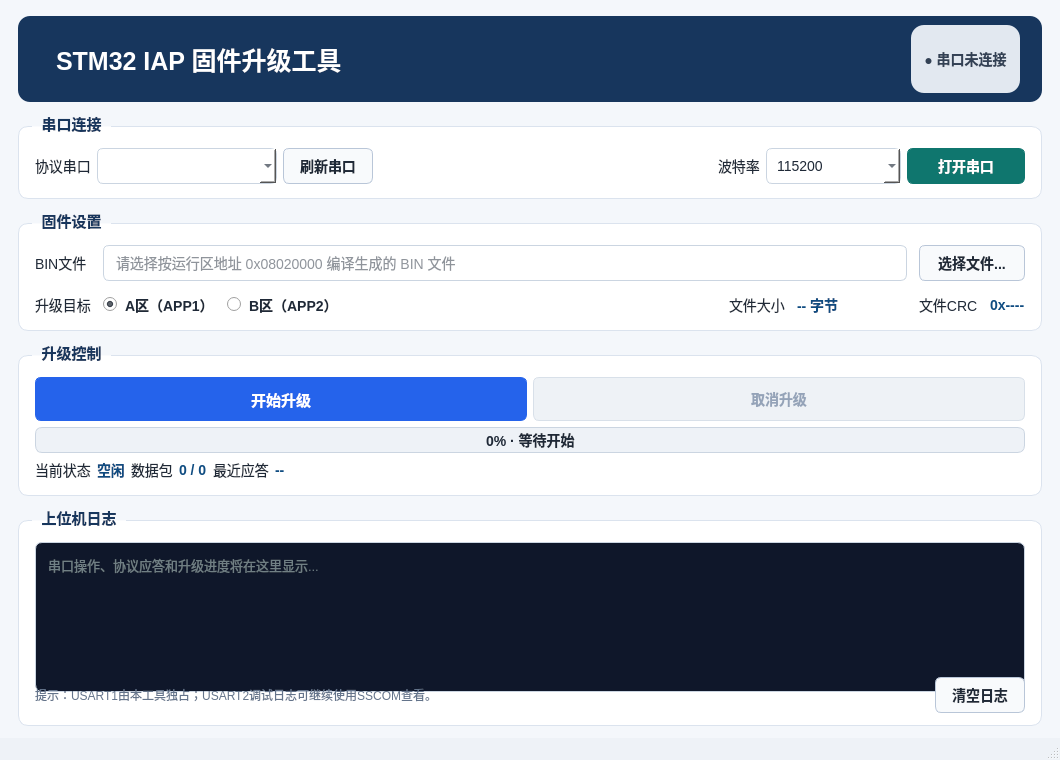
First picture: the form in PC_IAP/mainwindow.ui, repository Secret-G/STM32-IAP-Bootloader, before the edit.
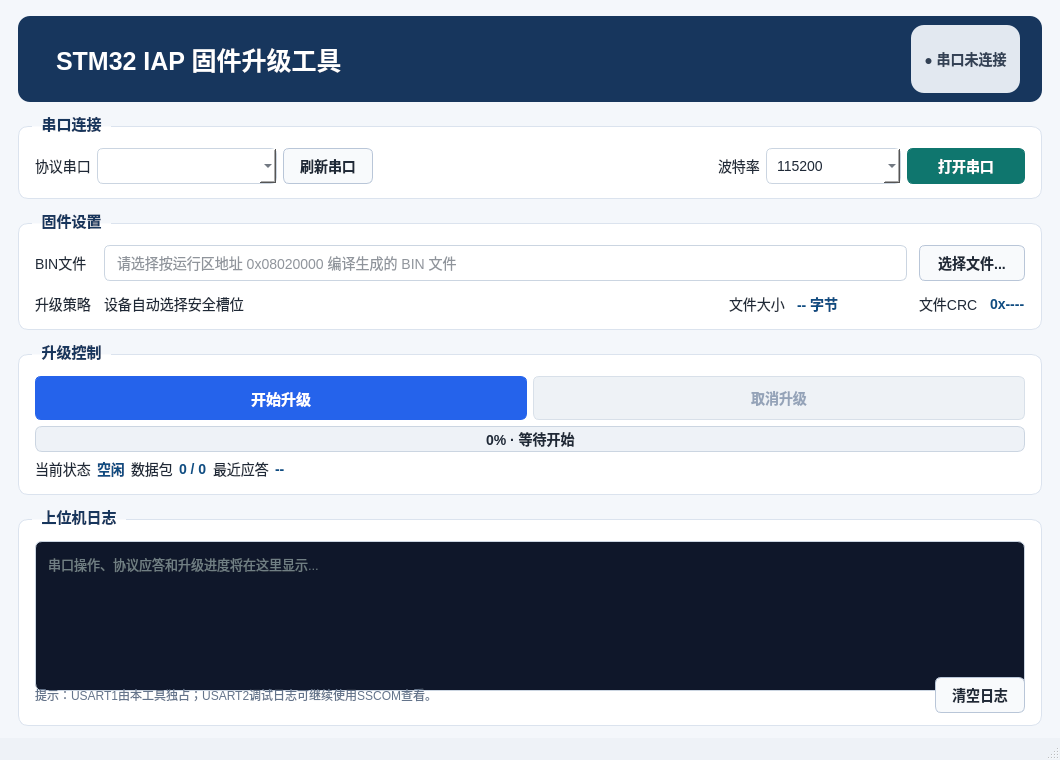
Second picture: the form after the edit.

Commit message: 实现自动槽位选择与升级后自动复位

Patch:
```diff
--- a/PC_IAP/mainwindow.ui
+++ b/PC_IAP/mainwindow.ui
@@ -343,14 +343,7 @@
        <property name="spacing">
         <number>12</number>
        </property>
-       <item row="0" column="0">
-        <widget class="QLabel" name="labelBinFile">
-         <property name="text">
-          <string>BIN文件</string>
-         </property>
-        </widget>
-       </item>
-       <item row="0" column="1" colspan="5">
+       <item row="0" column="1" colspan="4">
         <widget class="QLineEdit" name="lineEditBinPath">
          <property name="readOnly">
           <bool>true</bool>
@@ -360,44 +353,27 @@
          </property>
         </widget>
        </item>
-       <item row="0" column="6">
-        <widget class="QPushButton" name="pushButtonBrowseBin">
+       <item row="1" column="4">
+        <widget class="QLabel" name="labelFileSizeValue">
+         <property name="minimumSize">
+          <size>
+           <width>110</width>
+           <height>0</height>
+          </size>
+         </property>
          <property name="text">
-          <string>选择文件...</string>
+          <string>-- 字节</string>
          </property>
         </widget>
        </item>
        <item row="1" column="0">
         <widget class="QLabel" name="labelTarget">
          <property name="text">
-          <string>升级目标</string>
+          <string>升级策略</string>
          </property>
         </widget>
        </item>
-       <item row="1" column="1">
-        <widget class="QRadioButton" name="radioButtonTargetA">
-         <property name="text">
-          <string>A区（APP1）</string>
-         </property>
-         <property name="checked">
-          <bool>true</bool>
-         </property>
-         <attribute name="buttonGroup">
-          <string notr="true">buttonGroupTarget</string>
-         </attribute>
-        </widget>
-       </item>
        <item row="1" column="2">
-        <widget class="QRadioButton" name="radioButtonTargetB">
-         <property name="text">
-          <string>B区（APP2）</string>
-         </property>
-         <attribute name="buttonGroup">
-          <string notr="true">buttonGroupTarget</string>
-         </attribute>
-        </widget>
-       </item>
-       <item row="1" column="3">
         <spacer name="horizontalSpacerFirmware">
          <property name="orientation">
           <enum>Qt::Orientation::Horizontal</enum>
@@ -410,7 +386,14 @@
          </property>
         </spacer>
        </item>
-       <item row="1" column="4">
+       <item row="0" column="5">
+        <widget class="QPushButton" name="pushButtonBrowseBin">
+         <property name="text">
+          <string>选择文件...</string>
+         </property>
+        </widget>
+       </item>
+       <item row="1" column="3">
         <widget class="QLabel" name="labelFileSize">
          <property name="text">
           <string>文件大小</string>
@@ -418,19 +401,6 @@
         </widget>
        </item>
        <item row="1" column="5">
-        <widget class="QLabel" name="labelFileSizeValue">
-         <property name="minimumSize">
-          <size>
-           <width>110</width>
-           <height>0</height>
-          </size>
-         </property>
-         <property name="text">
-          <string>-- 字节</string>
-         </property>
-        </widget>
-       </item>
-       <item row="1" column="6">
         <layout class="QHBoxLayout" name="horizontalLayoutFileCrc">
          <item>
           <widget class="QLabel" name="labelFileCrc">
@@ -448,6 +418,20 @@
          </item>
         </layout>
        </item>
+       <item row="0" column="0">
+        <widget class="QLabel" name="labelBinFile">
+         <property name="text">
+          <string>BIN文件</string>
+         </property>
+        </widget>
+       </item>
+       <item row="1" column="1">
+        <widget class="QLabel" name="label">
+         <property name="text">
+          <string>设备自动选择安全槽位</string>
+         </property>
+        </widget>
+       </item>
       </layout>
      </widget>
     </item>
```
Left out of the diff: 5 changed lines with no effect on the pictures. The commit also changes 7 other files.
